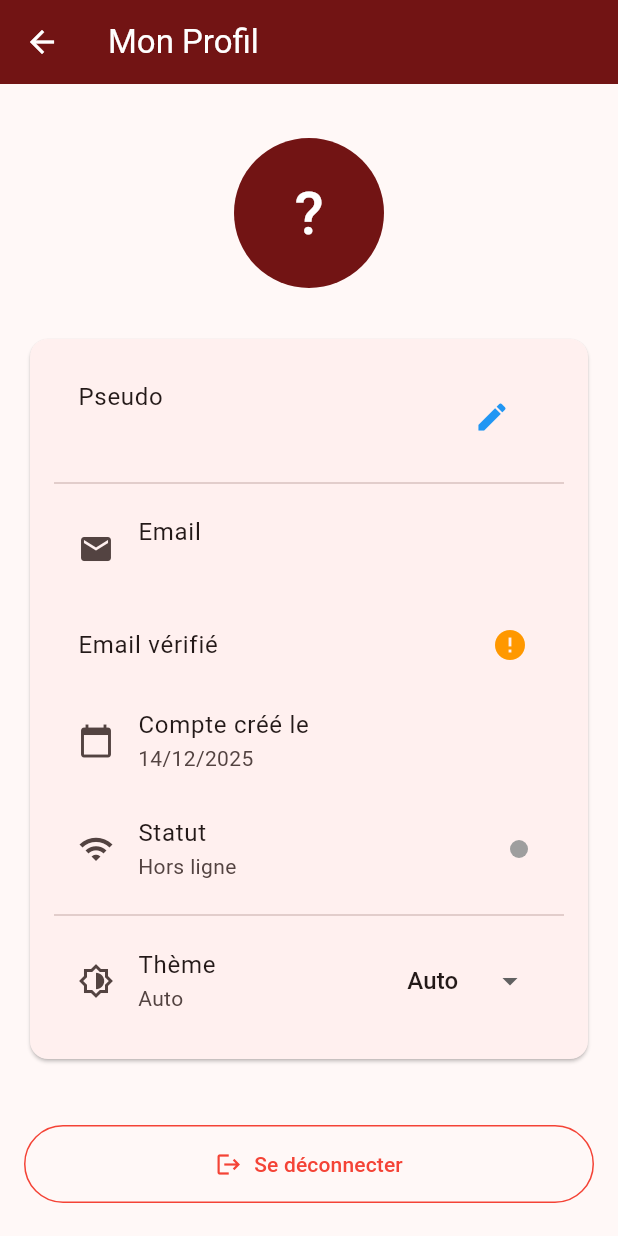
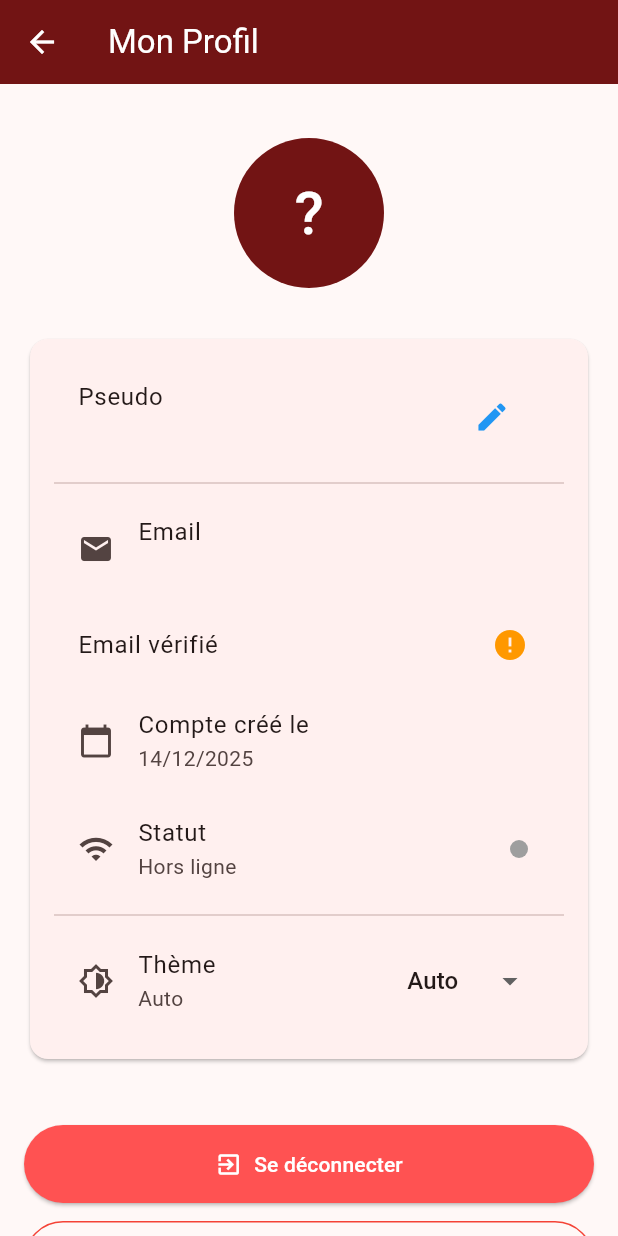
Before and after one commit to FloRobart/flollylist_app, a Flutter app: the ProfilePage screen opened directly, on a phone screen of 412 x 824 dp. Run offline on Flutter 3.47's test engine with Material 3 defaults, Android fonts, the phone set to English and light mode, and no system bars; our stand-ins replace flutter_dotenv, shared_preferences; accounts and stored records are empty.

Commit message:
feat(profile): Add logout button

```diff
--- a/lib/views/profile/profile_page.dart
+++ b/lib/views/profile/profile_page.dart
@@ -3,6 +3,7 @@ import 'package:intl/intl.dart'; // Pense à ajouter intl dans pubspec.yaml
 import 'package:provider/provider.dart';
 import '../../controllers/auth_controller.dart';
 import '../../controllers/theme_controller.dart';
+import '../../core/storage_service.dart';
 import '../auth/login_page.dart';
 
 class ProfilePage extends StatefulWidget {
@@ -89,6 +90,19 @@ class _ProfilePageState extends State<ProfilePage> {
   void _handleLogout(BuildContext context) async {
     final auth = Provider.of<AuthController>(context, listen: false);
     await auth.logoutServer(); // Appelle l'API logout puis nettoie le local
+
+    if (context.mounted) {
+      Navigator.of(context).pushAndRemoveUntil(
+        MaterialPageRoute(builder: (_) => const LoginPage()),
+        (route) => false,
+      );
+    }
+  }
+
+  // Déconnexion locale : supprime uniquement le JWT localement et redirige
+  void _handleLocalLogout(BuildContext context) async {
+    final storage = StorageService();
+    await storage.clearAuth();
 
     if (context.mounted) {
       Navigator.of(context).pushAndRemoveUntil(
@@ -226,13 +240,30 @@ class _ProfilePageState extends State<ProfilePage> {
 
                       const SizedBox(height: 40),
 
-                      // Bouton Déconnexion
+                      // Bouton Déconnexion local (supprime seulement le JWT)
+                      SizedBox(
+                        width: double.infinity,
+                        child: ElevatedButton.icon(
+                          onPressed: () => _handleLocalLogout(context),
+                          icon: const Icon(Icons.exit_to_app),
+                          label: const Text('Se déconnecter'),
+                          style: ElevatedButton.styleFrom(
+                            foregroundColor: Colors.white,
+                            backgroundColor: Colors.redAccent,
+                            padding: const EdgeInsets.symmetric(vertical: 16),
+                          ),
+                        ),
+                      ),
+
+                      const SizedBox(height: 12),
+
+                      // Bouton Déconnexion serveur (tous les appareils)
                       SizedBox(
                         width: double.infinity,
                         child: OutlinedButton.icon(
                           onPressed: () => _handleLogout(context),
                           icon: const Icon(Icons.logout),
-                          label: const Text('Se déconnecter'),
+                          label: const Text('Se déconnecter de tous les appareils'),
                           style: OutlinedButton.styleFrom(
                             foregroundColor: Colors.red,
                             side: const BorderSide(color: Colors.red),
```
